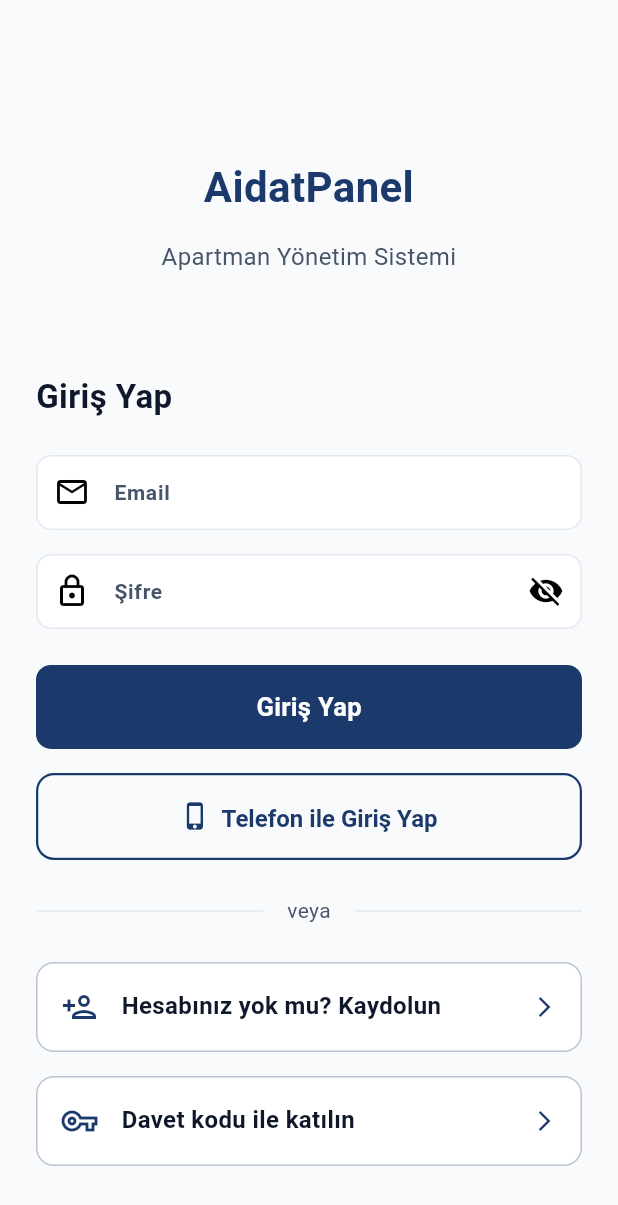
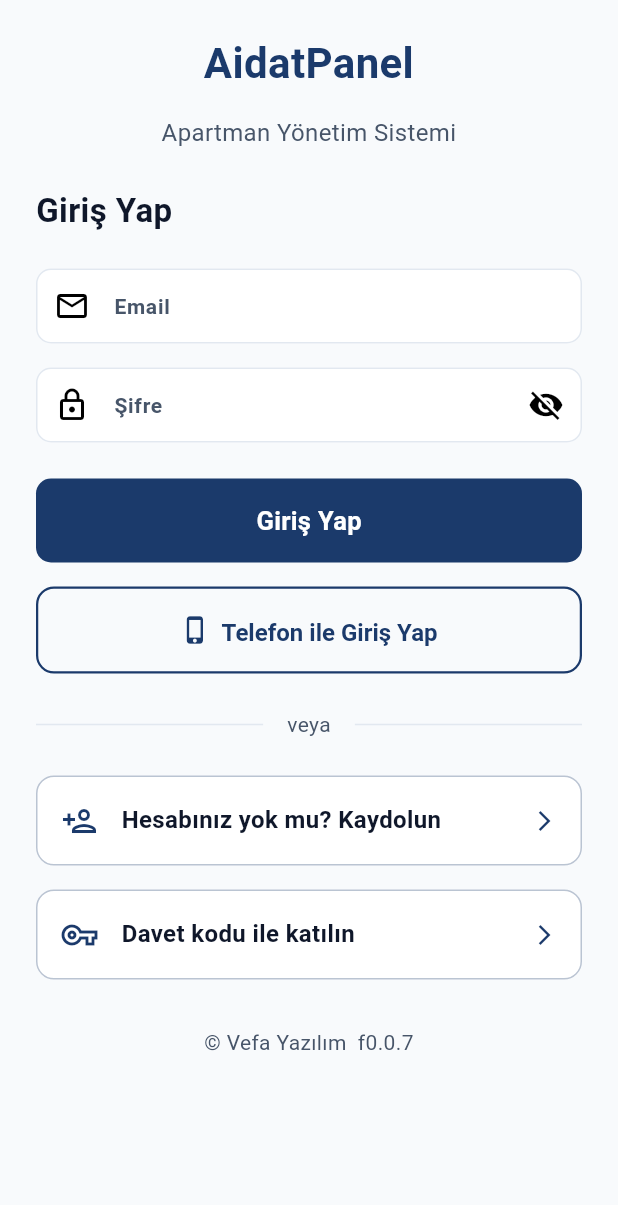
Before and after one commit to AbdullahAslan63/AidatPanel, a Flutter app: the screen it shows after launch, on a phone screen of 412 x 824 dp. Shown: the top 1205 px of the screen. Run offline on Flutter 3.47's test engine with Material 3 defaults, Android fonts, the phone set to English and light mode, and no system bars; our stand-ins replace dio, equatable, flutter_riverpod, flutter_secure_storage, go_router, share_plus; Roboto replaces fonts that are missing (Nunito).

Commit message:
Yama notları:
Düzeltmeler:
- Login ekranı layout iyileştirmesi: MainAxisAlignment.center eklendi
- Dinamik height sabit AppSizes.spacingL ile değiştirildi
- Responsive layout daha tutarlı hale getirildi

Eklenenler:
- Login ekranına copyright metni eklendi (© Vefa Yazılım f0.0.7)

```diff
--- a/mobile/lib/features/auth/presentation/screens/login_screen.dart
+++ b/mobile/lib/features/auth/presentation/screens/login_screen.dart
@@ -86,9 +86,9 @@ class _LoginScreenState extends ConsumerState<LoginScreen> {
         child: SingleChildScrollView(
           padding: const EdgeInsets.all(AppSizes.spacingL),
           child: Column(
+            mainAxisAlignment: MainAxisAlignment.center,
             crossAxisAlignment: CrossAxisAlignment.stretch,
             children: [
-              SizedBox(height: MediaQuery.of(context).size.height * 0.1),
               Text(
                 'AidatPanel',
                 textAlign: TextAlign.center,
@@ -105,7 +105,7 @@ class _LoginScreenState extends ConsumerState<LoginScreen> {
                   color: AppColors.textSecondary,
                 ),
               ),
-              SizedBox(height: MediaQuery.of(context).size.height * 0.08),
+              const SizedBox(height: AppSizes.spacingL),
               Text(
                 'Giriş Yap',
                 style: AppTypography.h2.copyWith(color: AppColors.textPrimary),
@@ -233,6 +233,14 @@ class _LoginScreenState extends ConsumerState<LoginScreen> {
                 onTap: authState.isLoading ? null : () => context.push('/join'),
                 isEnabled: !authState.isLoading,
               ),
+              const SizedBox(height: AppSizes.spacingXL),
+              Text(
+                '© Vefa Yazılım  f0.0.7',
+                textAlign: TextAlign.center,
+                style: AppTypography.caption.copyWith(
+                  color: AppColors.textSecondary,
+                ),
+              ),
             ],
           ),
         ),
```
